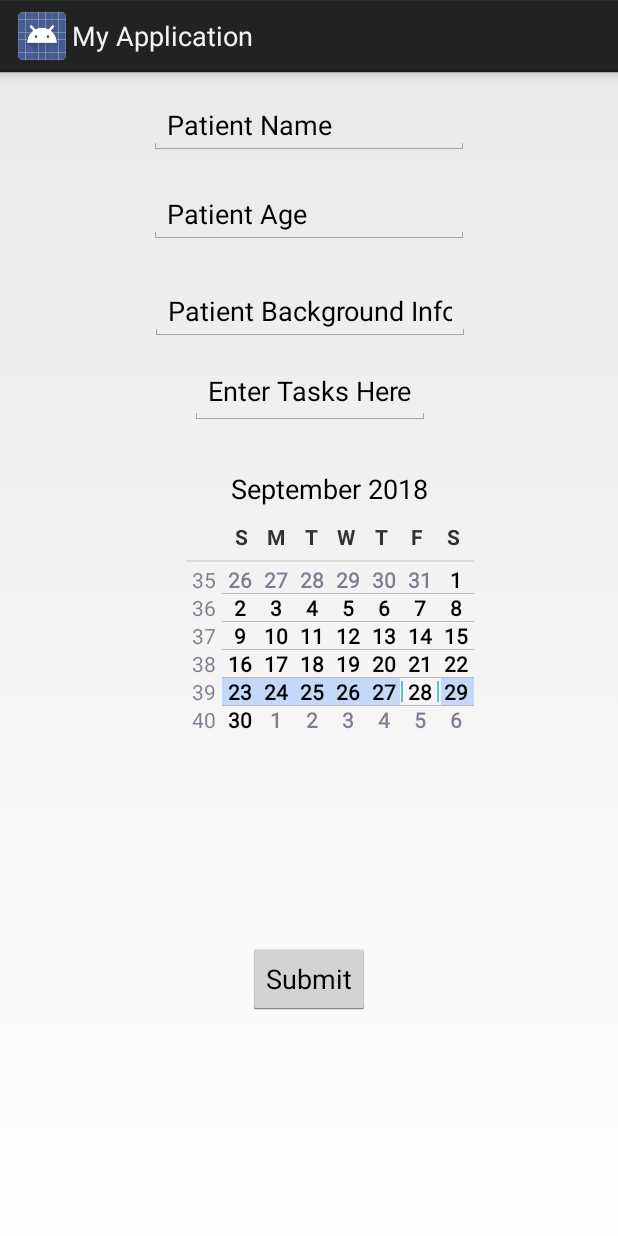
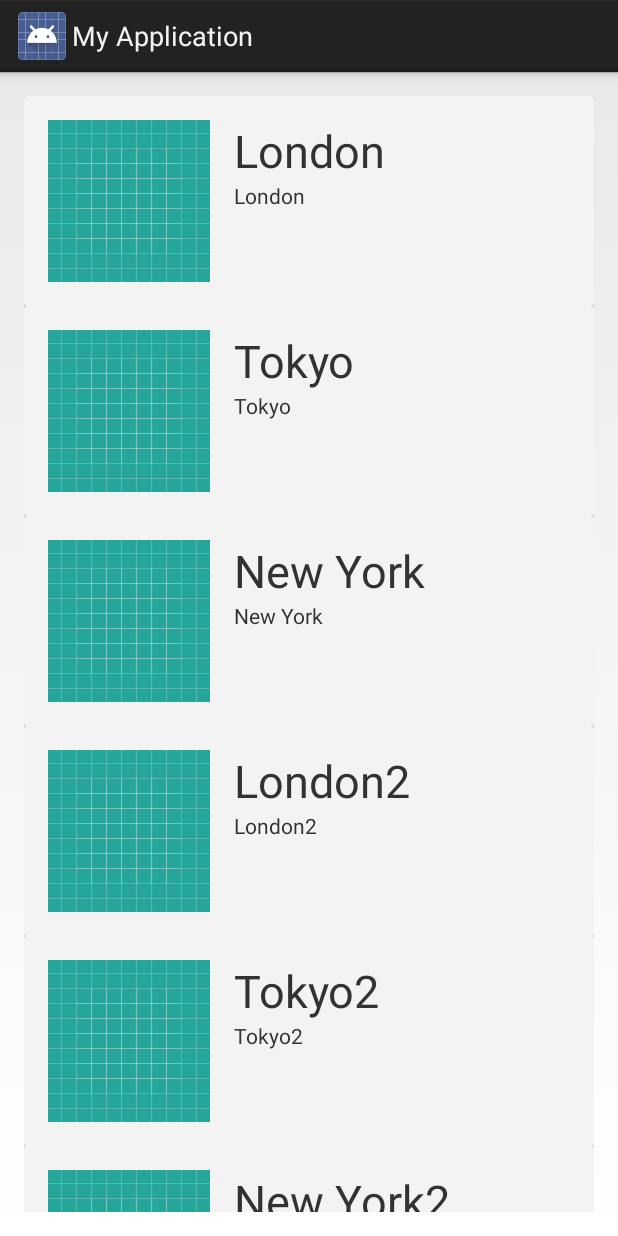
Before and after one commit to ZacharyEXP/CaregiverBuddy, an Android app: the screen it shows after launch (Main2Activity before the commit, ActivityTemplate after it), after a tap on "Enter New Patient", on a phone screen of 412 x 824 dp. Run offline under Robolectric (Android 15) with nearby library versions, the phone set to English and light mode, and no system bars.

Commit message:
ListView V1

```diff
--- a/app/build.gradle
+++ b/app/build.gradle
@@ -27,4 +27,5 @@
     androidTestImplementation 'com.android.support.test:runner:1.0.2'
     androidTestImplementation 'com.android.support.test.espresso:espresso-core:3.0.2'
     implementation 'com.android.support:recyclerview-v7:28.0.0-rc02'
+    implementation 'com.android.support:cardview-v7:28.0.0-rc02'
 }
--- a/app/src/main/AndroidManifest.xml
+++ b/app/src/main/AndroidManifest.xml
@@ -19,6 +19,8 @@
         <activity android:name=".Main2Activity" />
         <activity android:name=".Main3Activity" />
         <activity android:name=".Main4Activity" />
+        <activity android:name=".ActivityTemplate" />
+        <activity android:name=".MyAdapter" />
         <activity
             android:name=".Main5Activity"
             android:label="@string/title_activity_main5"></activity>
--- /dev/null
+++ b/app/src/main/java/com/example/zacharyexp/myapplication/ActivityTemplate.java
@@ -0,0 +1,44 @@
+package com.example.zacharyexp.myapplication;
+
+import android.app.Activity;
+import android.content.Intent;
+import android.os.Bundle;
+import android.support.v7.widget.LinearLayoutManager;
+import android.support.v7.widget.RecyclerView;
+import android.view.LayoutInflater;
+import android.view.View;
+import android.view.ViewGroup;
+import android.widget.TextView;
+
+import java.util.ArrayList;
+import java.util.Arrays;
+
+public class ActivityTemplate extends Activity {
+    private RecyclerView rv;
+
+    String[] myDataset = new String[]{"1", "2", "3", "4"};
+
+    @Override
+    protected void onCreate(Bundle savedInstanceState) {
+        super.onCreate(savedInstanceState);
+        //setContentView(R.layout.activity_template);
+        setContentView(R.layout.my_recycler_view);
+
+        rv = (RecyclerView)findViewById(R.id.rv);
+
+        LinearLayoutManager llm = new LinearLayoutManager(this);
+        rv.setLayoutManager(llm);
+        rv.setHasFixedSize(true);
+
+        // use this setting to improve performance if you know that changes
+        // in content do not change the layout size of the RecyclerView
+
+        // use a linear layout manager
+
+        // specify an adapter (see also next example)
+        ArrayList<String> persons = new ArrayList<>(Arrays.asList("London", "Tokyo", "New York", "London2", "Tokyo2", "New York2", "London3", "Tokyo3"));
+        MyAdapter mAdapter = new MyAdapter(persons);
+        rv.setAdapter(mAdapter);
+    }
+    // ...
+}
--- a/app/src/main/java/com/example/zacharyexp/myapplication/MainActivity.java
+++ b/app/src/main/java/com/example/zacharyexp/myapplication/MainActivity.java
@@ -60,7 +60,8 @@
     }
 
     public void startPatientInfo(View view) {
-        Intent intent = new Intent(this, Main2Activity.class);
+        //Intent intent = new Intent(this, Main2Activity.class);
+        Intent intent = new Intent(this, ActivityTemplate.class);
         startActivity(intent);
     }
 
--- /dev/null
+++ b/app/src/main/java/com/example/zacharyexp/myapplication/MyAdapter.java
@@ -0,0 +1,76 @@
+package com.example.zacharyexp.myapplication;
+
+import android.graphics.Color;
+import android.support.v7.widget.CardView;
+import android.support.v7.widget.RecyclerView;
+import android.view.LayoutInflater;
+import android.view.View;
+import android.view.ViewGroup;
+import android.widget.Button;
+import android.widget.ImageButton;
+import android.widget.ImageView;
+import android.widget.TextView;
+
+import java.util.ArrayList;
+import java.util.Arrays;
+
+class MyAdapter extends RecyclerView.Adapter<MyAdapter.PersonViewHolder> {
+
+    public static class PersonViewHolder extends RecyclerView.ViewHolder {
+
+        CardView cv;
+        TextView personName;
+        TextView personAge;
+        ImageView personPhoto;
+        Button personButton;
+
+        PersonViewHolder(final View itemView) {
+            super(itemView);
+            cv = (CardView)itemView.findViewById(R.id.cv);
+            personName = (TextView)itemView.findViewById(R.id.person_name);
+            personAge = (TextView)itemView.findViewById(R.id.person_age);
+            personPhoto = (ImageView) itemView.findViewById(R.id.person_photo);
+            //personButton = (Button)itemView.findViewById(R.id.person_button);
+
+            itemView.setOnClickListener(new View.OnClickListener() {
+                @Override public void onClick(View v) {
+                    // item clicked
+                    int position = (int) v.getTag();
+                    //v.setBackgroundColor(999);
+                    System.out.println(position);
+                }
+            });
+        }
+    }
+
+    ArrayList<String> persons;
+
+    MyAdapter(ArrayList<String> persons){
+        this.persons = persons;
+    }
+
+    @Override
+    public void onAttachedToRecyclerView(RecyclerView recyclerView) {
+        super.onAttachedToRecyclerView(recyclerView);
+    }
+
+    @Override
+    public PersonViewHolder onCreateViewHolder(ViewGroup viewGroup, int i) {
+        View v = LayoutInflater.from(viewGroup.getContext()).inflate(R.layout.my_card_view, viewGroup, false);
+        PersonViewHolder pvh = new PersonViewHolder(v);
+        return pvh;
+    }
+
+    @Override
+    public void onBindViewHolder(PersonViewHolder personViewHolder, int i) {
+        personViewHolder.cv.setTag(i);
+        personViewHolder.personName.setText(persons.get(i));
+        personViewHolder.personAge.setText(persons.get(i));
+        personViewHolder.personPhoto.setImageResource(R.drawable.ic_launcher_background);
+    }
+
+    @Override
+    public int getItemCount() {
+        return persons.size();
+    }
+}
--- /dev/null
+++ b/app/src/main/res/layout/my_card_view.xml
@@ -0,0 +1,43 @@
+<?xml version="1.0" encoding="utf-8"?>
+<android.support.v7.widget.CardView
+    xmlns:android="http://schemas.android.com/apk/res/android"
+    android:layout_width="match_parent"
+    android:layout_height="wrap_content"
+    android:id="@+id/cv"
+    >
+
+    <RelativeLayout
+        android:layout_width="match_parent"
+        android:layout_height="wrap_content"
+        android:padding="16dp"
+        >
+
+        <ImageView
+            android:layout_width="wrap_content"
+            android:layout_height="wrap_content"
+            android:id="@+id/person_photo"
+            android:layout_alignParentLeft="true"
+            android:layout_alignParentTop="true"
+            android:layout_marginRight="16dp"
+            />
+
+        <TextView
+            android:layout_width="wrap_content"
+            android:layout_height="wrap_content"
+            android:id="@+id/person_name"
+            android:layout_toRightOf="@+id/person_photo"
+            android:layout_alignParentTop="true"
+            android:textSize="30sp"
+            />
+
+        <TextView
+            android:layout_width="wrap_content"
+            android:layout_height="wrap_content"
+            android:id="@+id/person_age"
+            android:layout_toRightOf="@+id/person_photo"
+            android:layout_below="@+id/person_name"
+            />
+
+    </RelativeLayout>
+
+</android.support.v7.widget.CardView>
--- /dev/null
+++ b/app/src/main/res/layout/my_recycler_view.xml
@@ -0,0 +1,16 @@
+<?xml version="1.0" encoding="utf-8"?>
+<LinearLayout xmlns:android="http://schemas.android.com/apk/res/android"
+    android:layout_width="match_parent" android:layout_height="match_parent"
+    android:padding="16dp"
+    >
+
+    <android.support.v7.widget.RecyclerView
+        android:layout_height="match_parent"
+        android:layout_width="match_parent"
+        android:id="@+id/rv"
+        >
+
+    </android.support.v7.widget.RecyclerView>
+
+
+</LinearLayout>
--- a/app/src/main/res/values/dimens.xml
+++ b/app/src/main/res/values/dimens.xml
@@ -6,4 +6,5 @@
     <!-- Per the design guidelines, navigation drawers should be between 240dp and 320dp:
          https://developer.android.com/design/patterns/navigation-drawer.html -->
     <dimen name="navigation_drawer_width">240dp</dimen>
+    <dimen name="text_margin">16dp</dimen>
 </resources>
```
Also changed, not shown: app/src/main/java/com/example/zacharyexp/myapplication/ItemFragment.java (added, +112 -0 lines), app/src/main/java/com/example/zacharyexp/myapplication/MyItemRecyclerViewAdapter.java (added, +77 -0 lines), app/src/main/java/com/example/zacharyexp/myapplication/dummy/DummyContent.java (added, +72 -0 lines), app/src/main/res/layout/activity_template.xml (added, +11 -0 lines), app/src/main/res/layout/fragment_item.xml (added, +20 -0 lines), app/src/main/res/layout/fragment_item_list.xml (added, +13 -0 lines), app/src/main/res/layout/template_text.xml (added, +16 -0 lines).
